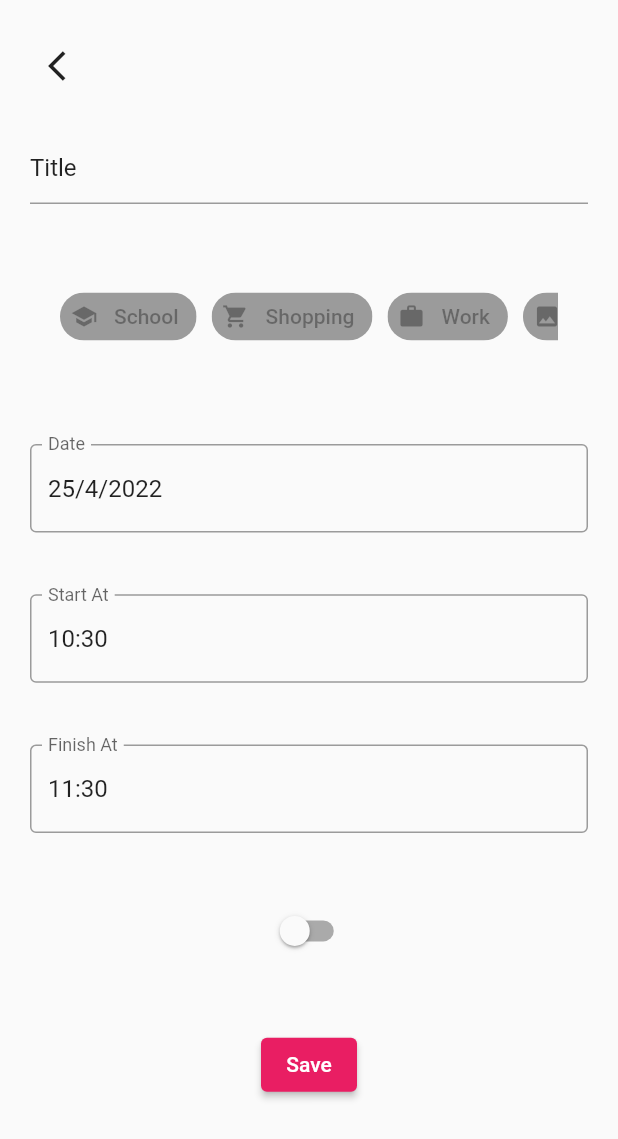
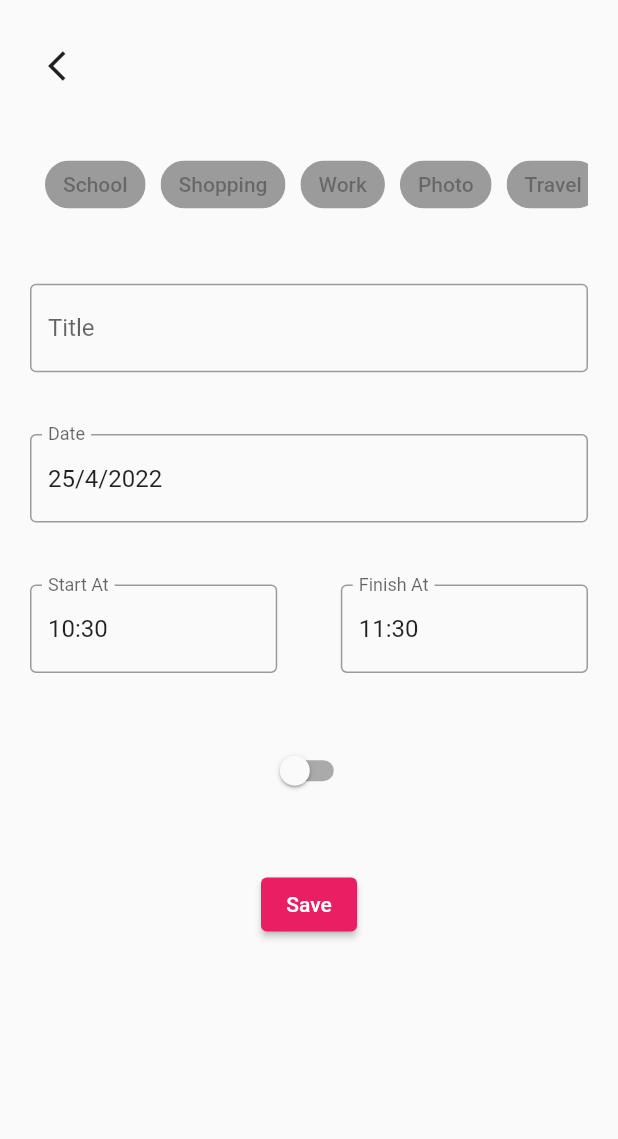
Before and after one commit to Omer-Demirtas/tasker, a Flutter app: the AddTaskView screen opened by its route, on a phone screen of 412 x 824 dp. Shown: the top 1139 px of the screen. Run offline on Flutter 3.47's test engine with Material 2 defaults, Android fonts, the phone set to English and light mode, and no system bars; our stand-ins replace bloc, flutter_bloc, sqflite; accounts and stored records are empty.

Commit message:
Some improvement for db, theme and ui.

```diff
--- a/lib/core/cubit/Theme/theme_cubit.dart
+++ b/lib/core/cubit/Theme/theme_cubit.dart
@@ -29,7 +29,6 @@ class ThemeCubit extends Cubit<ThemeData> {
     ),
   );
 
-  /// Toggles the current brightness between light and dark.
   void toggleTheme() {
     emit(state.brightness == Brightness.dark ? _lightTheme : _darkTheme);
   }
--- a/lib/core/helper/database_provider.dart
+++ b/lib/core/helper/database_provider.dart
@@ -30,7 +30,7 @@ class DatabaseProvider {
     final dbPath = await getDatabasesPath();
     final path = join(dbPath, 'Tasks.db');
 
-    return await openDatabase(path, version: 2, onCreate: _createDB);
+    return await openDatabase(path, version: 3, onCreate: _createDB);
   }
 
   Future _createDB(Database db, int version) async
@@ -52,8 +52,8 @@ class DatabaseProvider {
                 description $stringType,
                 is_cyclical $boolType,
                 date $integerType,
-                start_at $integerType,
-                finish_at $integerType
+                start_at $stringType,
+                finish_at $stringType
               )
             '''
     );
--- a/lib/core/service/task_service.dart
+++ b/lib/core/service/task_service.dart
@@ -4,12 +4,10 @@ import 'package:tasker/core/model/task.dart';
 import 'package:tasker/core/service/base_repository.dart';
 
 abstract class TaskRepository extends BaseRepository<Task>
-{
-}
+{}
 
 class TaskDBService implements TaskRepository
 {
-
   @override
   Future<void> add(Task task) async
   {
@@ -32,5 +30,4 @@ class TaskDBService implements TaskRepository
     // TODO: implement update
     throw UnimplementedError();
   }
-
 }
--- a/lib/core/utils/date_time_utils.dart
+++ b/lib/core/utils/date_time_utils.dart
@@ -13,6 +13,11 @@ class DateTimeConverter {
     return '${time.hour}:${time.minute}';
   }
 
+  static String convertTimeToJustString(TimeOfDay time)
+  {
+    return '${time.hour.toString().length < 2 ? ('0' + time.hour.toString()) : time.hour.toString()}${time.minute.toString().length < 2 ? ('0' + time.minute.toString()) : time.minute.toString()}';
+  }
+
   static int convertTimeToInt(TimeOfDay time)
   {
     return int.parse('${time.hour}${time.minute}');
@@ -23,4 +28,9 @@ class DateTimeConverter {
     String timeStr = i.toString();
     return TimeOfDay(hour: int.parse(timeStr.substring(0, 2)), minute: int.parse(timeStr.substring(2)));
   }
+
+  static TimeOfDay convertStringToTime(String str)
+  {
+    return TimeOfDay(hour: int.parse(str.substring(0, 2)), minute: int.parse(str.substring(2)));
+  }
 }
--- a/lib/core/view/add_task/add_task_form.dart
+++ b/lib/core/view/add_task/add_task_form.dart
@@ -57,14 +57,20 @@ class _AddTaskFormState extends State<AddTaskForm>
         padding: const EdgeInsets.only(top: 20, left: 20, right: 20),
         child: Form(
           key: _formKey,
-          child: ListView(
+          child: Column(
             children: [
-              TextFormField(initialValue: 'Title', onSaved: (newValue) => title = newValue!,),
-              const SizedBox(height: 20,),
-              const SizedBox(height: 20,),
               const TagList(),
-              const SizedBox(height: 40,),
-              const SizedBox(height: 20,),
+              SizedBox(height: height * 0.05,),
+              TextFormField(
+                onSaved: (newValue) => title = newValue!,
+                decoration: const InputDecoration(
+                  labelText: 'Title',
+                  //errorText: 'Error message',
+                  border: OutlineInputBorder(),
+                  //suffixIcon: Icon(Icons.error,),
+                ),
+              ),
+              SizedBox(height: height * 0.05,),
               TextFormField(
                 controller: _taskDateController,
                 onTap: () => _selectDate(),
@@ -77,7 +83,12 @@ class _AddTaskFormState extends State<AddTaskForm>
                 ),
               ),
               SizedBox(height: height * 0.05,),
-              TextFormField(
+              Row(
+                mainAxisAlignment: MainAxisAlignment.spaceBetween,
+                children: [
+                  SizedBox(
+                    width: width * 0.40,
+                    child: TextFormField(
                       controller: _startDateController,
                       onTap: () => _selectTime("start"),
                       focusNode: AlwaysDisabledFocusNode(),
@@ -88,8 +99,10 @@ class _AddTaskFormState extends State<AddTaskForm>
                         //suffixIcon: Icon(Icons.error,),
                       ),
                     ),
-              SizedBox(height: height * 0.05,),
-              TextFormField(
+                  ),
+                  SizedBox(
+                    width: width * 0.40,
+                    child: TextFormField(
                       controller: _finishDateController,
                       onTap: () => _selectTime("finish"),
                       focusNode: AlwaysDisabledFocusNode(),
@@ -99,6 +112,9 @@ class _AddTaskFormState extends State<AddTaskForm>
                         border: OutlineInputBorder(),
                         //suffixIcon: Icon(Icons.error,),
                       ),
+                    ),
+                  )
+                ],
               ),
               SizedBox(height: height * 0.05,),
               Switch(
--- a/lib/core/widget/tag/tag_list.dart
+++ b/lib/core/widget/tag/tag_list.dart
@@ -9,18 +9,19 @@ class TagList extends StatelessWidget
   @override
   Widget build(BuildContext context) {
     return Container(
-      padding: const EdgeInsets.symmetric(horizontal: 20),
+      //padding: const EdgeInsets.symmetric(horizontal: 20),
       margin: const EdgeInsets.only(top: 10),
       height: 50,
       child: ListView(
         physics: const BouncingScrollPhysics(),
         scrollDirection: Axis.horizontal,
         children: [
+          const SizedBox(width: 10,),
           for (Tag icon in Tags.tags) Container(
               margin: const EdgeInsets.only(right: 10),
               child: InputChip(
                 //onSelected: (value) => voidCallback(),
-                avatar: Icon(icon.icon),
+                //avatar: Icon(icon.icon),
                 label: Text(icon.title),
               )
           )
--- a/lib/core/widget/task/task.dart
+++ b/lib/core/widget/task/task.dart
@@ -24,7 +24,7 @@ class TaskWidget extends StatelessWidget
                   Column(
                     crossAxisAlignment: CrossAxisAlignment.start,
                     children: [
-                      Text(task.title!, style: TextStyle(fontSize: 18),),
+                      Text(task.title!, style: const TextStyle(fontSize: 18),),
                       const SizedBox(height: 10,),
                       Text(task.description!),
                     ],
@@ -44,9 +44,9 @@ class TaskWidget extends StatelessWidget
                 children: [
                   Row(
                     children: const [
-                      Chip(avatar: Icon(Icons.school), label: Text('school')),
+                      Chip(label: Text('school')),
                       SizedBox(width: 10,),
-                      Chip(avatar: Icon(Icons.shopping_cart) , label: Text('Shopping'))
+                      Chip(label: Text('Shopping'))
                     ],
                   ),
                   Row(
```
Also changed, not shown: lib/core/model/task.dart (+4 -4 lines), lib/core/view/Task/task_view.dart (+1 -8 lines), lib/core/view/home/home_view.dart (+14 -2 lines), lib/core/widget/day_list.dart (added, +31 -0 lines). Lines whose indentation alone changed are shown as unchanged.
